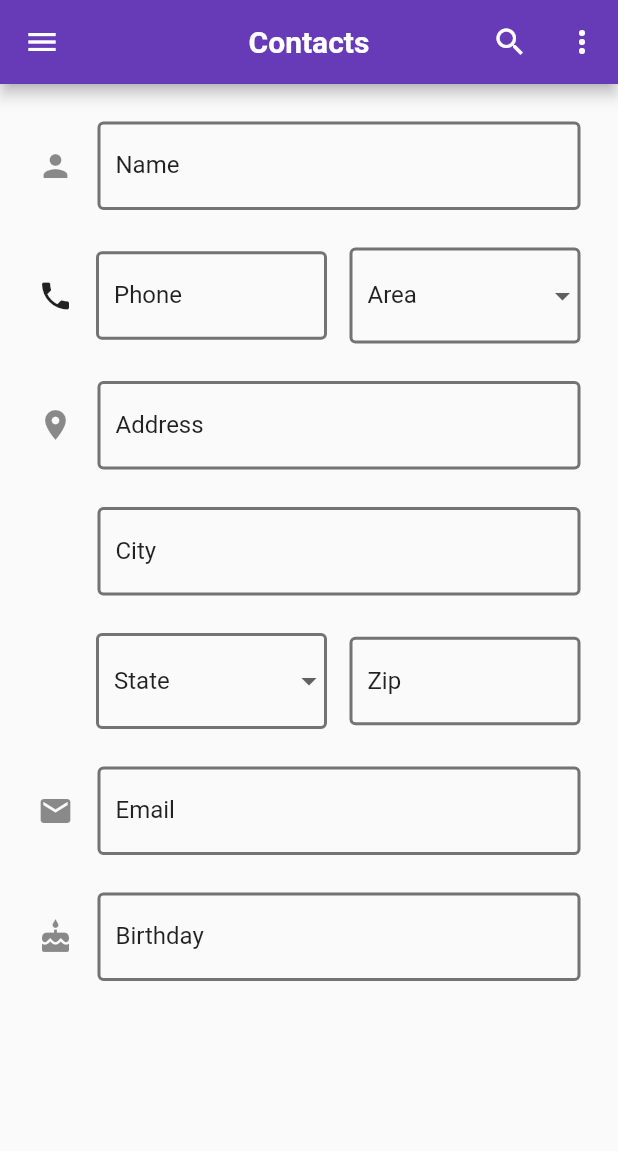
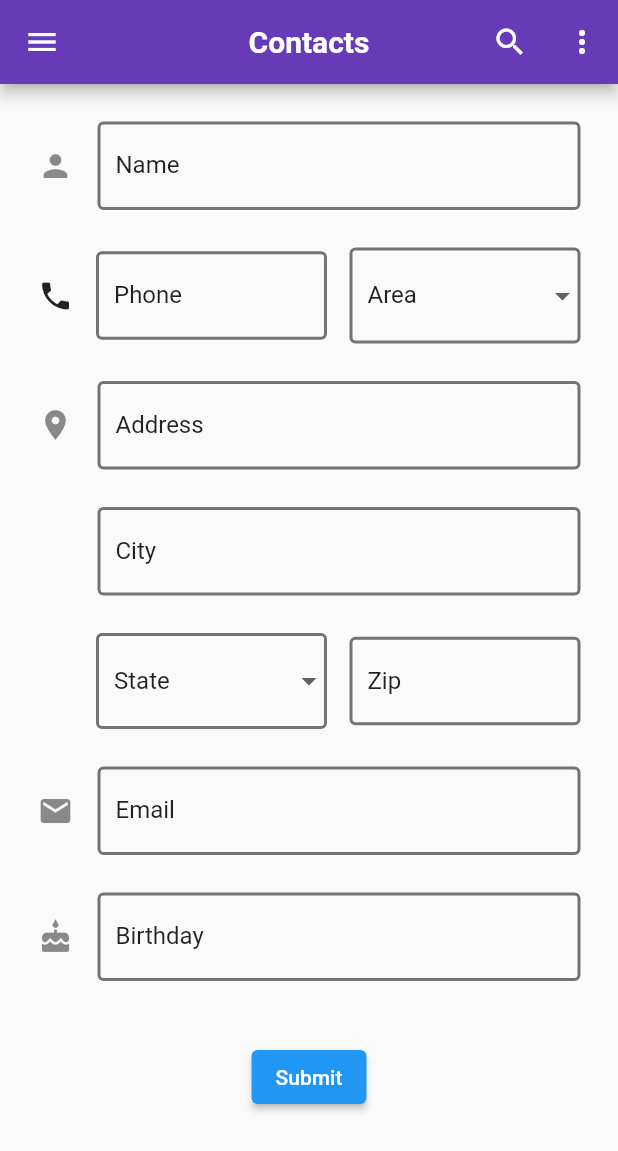
Before and after one commit to abcdgick/textfield, a Flutter app: the screen it shows after launch, on a phone screen of 412 x 824 dp. Shown: the top 1151 px of the screen. Run offline on Flutter 3.47's test engine with Material 2 defaults, Android fonts, the phone set to English and light mode, and no system bars.

```diff
--- a/lib/main.dart
+++ b/lib/main.dart
@@ -23,6 +23,9 @@ class Home extends StatefulWidget {
 
 class _HomeState extends State<Home> {
   final dateInput = TextEditingController();
+  final _formKey = GlobalKey<FormState>();
+  String? selectedArea;
+  String? selectedState;
 
   @override
   Widget build(BuildContext context) {
@@ -51,6 +54,8 @@ class _HomeState extends State<Home> {
                 ]),
             body: Container(
               padding: const EdgeInsets.all(25),
+              child: Form(
+                  key: _formKey,
                   child: Column(children: <Widget>[
                     TextFormField(
                       cursorColor: Colors.white,
@@ -59,38 +64,55 @@ class _HomeState extends State<Home> {
                           labelText: "Name",
                           labelStyle: TextStyle(color: Colors.black87),
                           enabledBorder: OutlineInputBorder(
-                      borderSide:
-                          BorderSide(color: Colors.black54, width: 2.0))),
+                              borderSide: BorderSide(
+                                  color: Colors.black54, width: 2.0))),
+                      validator: (value) {
+                        if (value!.isEmpty) {
+                          return 'Please enter your name';
+                        }
+                        return null;
+                      },
                     ),
                     const SizedBox(
                       height: 25,
                     ),
-            Row(children: [
+                    Row(children: <Widget>[
                       const Icon(Icons.phone),
                       const SizedBox(width: 15),
-              const Expanded(
-                child: TextField(
-                    decoration: InputDecoration(
+                      Expanded(
+                        child: TextFormField(
+                          validator: (value) {
+                            if (value!.isEmpty) {
+                              return 'Please enter your name';
+                            }
+                            return null;
+                          },
+                          decoration: const InputDecoration(
                               labelText: "Phone",
                               labelStyle: TextStyle(color: Colors.black87),
                               enabledBorder: OutlineInputBorder(
                                   borderSide: BorderSide(
-                                color: Colors.black54, width: 2.0)))),
+                                      color: Colors.black54, width: 2.0))),
+                        ),
                       ),
                       const SizedBox(width: 15),
                       Expanded(
                           child: DropdownButtonFormField<String>(
+                        value: selectedArea,
                         items: <String>['Dis', 'Nut'].map((String value) {
                           return DropdownMenuItem<String>(
                               value: value, child: Text(value));
                         }).toList(),
-                onChanged: (value) => value,
+                        onChanged: (area) =>
+                            setState(() => selectedArea = area!),
+                        validator: (value) =>
+                            value == null ? 'Pls enter your area' : null,
                         decoration: const InputDecoration(
                             labelText: "Area",
                             labelStyle: TextStyle(color: Colors.black87),
                             enabledBorder: OutlineInputBorder(
-                        borderSide:
-                            BorderSide(color: Colors.black54, width: 2.0))),
+                                borderSide: BorderSide(
+                                    color: Colors.black54, width: 2.0))),
                       ))
                     ]),
                     const SizedBox(height: 25),
@@ -101,8 +123,14 @@ class _HomeState extends State<Home> {
                           labelText: "Address",
                           labelStyle: TextStyle(color: Colors.black87),
                           enabledBorder: OutlineInputBorder(
-                      borderSide:
-                          BorderSide(color: Colors.black54, width: 2.0))),
+                              borderSide: BorderSide(
+                                  color: Colors.black54, width: 2.0))),
+                      validator: (value) {
+                        if (value!.isEmpty) {
+                          return 'Please enter your address';
+                        }
+                        return null;
+                      },
                     ),
                     const SizedBox(
                       height: 25,
@@ -114,8 +142,14 @@ class _HomeState extends State<Home> {
                           labelText: "City",
                           labelStyle: TextStyle(color: Colors.black87),
                           enabledBorder: OutlineInputBorder(
-                      borderSide:
-                          BorderSide(color: Colors.black54, width: 2.0))),
+                              borderSide: BorderSide(
+                                  color: Colors.black54, width: 2.0))),
+                      validator: (value) {
+                        if (value!.isEmpty) {
+                          return 'Please enter your city';
+                        }
+                        return null;
+                      },
                     ),
                     const SizedBox(
                       height: 25,
@@ -126,22 +160,32 @@ class _HomeState extends State<Home> {
                         const SizedBox(width: 15),
                         Expanded(
                             child: DropdownButtonFormField<String>(
+                          value: selectedState,
                           items: <String>['Fuck', 'You'].map((String value) {
                             return DropdownMenuItem<String>(
                                 value: value, child: Text(value));
                           }).toList(),
-                  onChanged: (value) => value,
+                          onChanged: (state) =>
+                              setState(() => selectedState = state),
+                          validator: (value) =>
+                              value == null ? 'Pls enter your state' : null,
                           decoration: const InputDecoration(
                               labelText: "State",
                               labelStyle: TextStyle(color: Colors.black87),
                               enabledBorder: OutlineInputBorder(
-                          borderSide:
-                              BorderSide(color: Colors.black54, width: 2.0))),
+                                  borderSide: BorderSide(
+                                      color: Colors.black54, width: 2.0))),
                         )),
                         const SizedBox(width: 15),
-                const Expanded(
-                  child: TextField(
-                      decoration: InputDecoration(
+                        Expanded(
+                          child: TextFormField(
+                              validator: (value) {
+                                if (value!.isEmpty) {
+                                  return 'Please enter your name';
+                                }
+                                return null;
+                              },
+                              decoration: const InputDecoration(
                                   labelText: "Zip",
                                   labelStyle: TextStyle(color: Colors.black87),
                                   enabledBorder: OutlineInputBorder(
@@ -158,8 +202,14 @@ class _HomeState extends State<Home> {
                           labelText: "Email",
                           labelStyle: TextStyle(color: Colors.black87),
                           enabledBorder: OutlineInputBorder(
-                      borderSide:
-                          BorderSide(color: Colors.black54, width: 2.0))),
+                              borderSide: BorderSide(
+                                  color: Colors.black54, width: 2.0))),
+                      validator: (value) {
+                        if (value!.isEmpty) {
+                          return 'Please enter your email';
+                        }
+                        return null;
+                      },
                     ),
                     const SizedBox(height: 25),
                     TextFormField(
@@ -185,10 +235,28 @@ class _HomeState extends State<Home> {
                           labelText: "Birthday",
                           labelStyle: TextStyle(color: Colors.black87),
                           enabledBorder: OutlineInputBorder(
-                      borderSide:
-                          BorderSide(color: Colors.black54, width: 2.0))),
+                              borderSide: BorderSide(
+                                  color: Colors.black54, width: 2.0))),
+                      validator: (value) {
+                        if (value!.isEmpty) {
+                          return 'Please enter your birthday';
+                        }
+                        return null;
+                      },
                     ),
+                    Container(
+                        padding: const EdgeInsets.only(top: 40.0),
+                        child: ElevatedButton(
+                            child: const Text('Submit'),
+                            onPressed: () {
+                              if (_formKey.currentState!.validate()) {
+                                ScaffoldMessenger.of(context).showSnackBar(
+                                    const SnackBar(
+                                        content:
+                                            Text('Data has been submitted')));
+                              }
+                            }))
                   ])),
-    ));
+            )));
   }
 }
```
Lines whose indentation alone changed are shown as unchanged.
